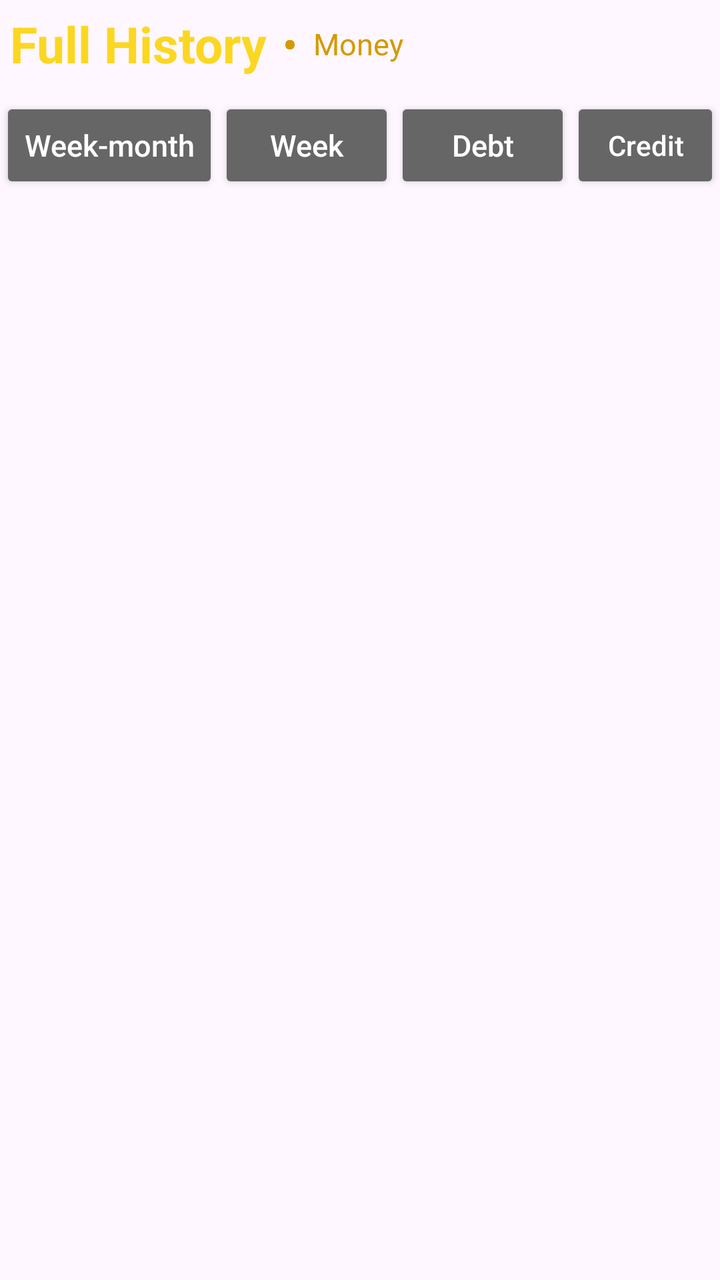
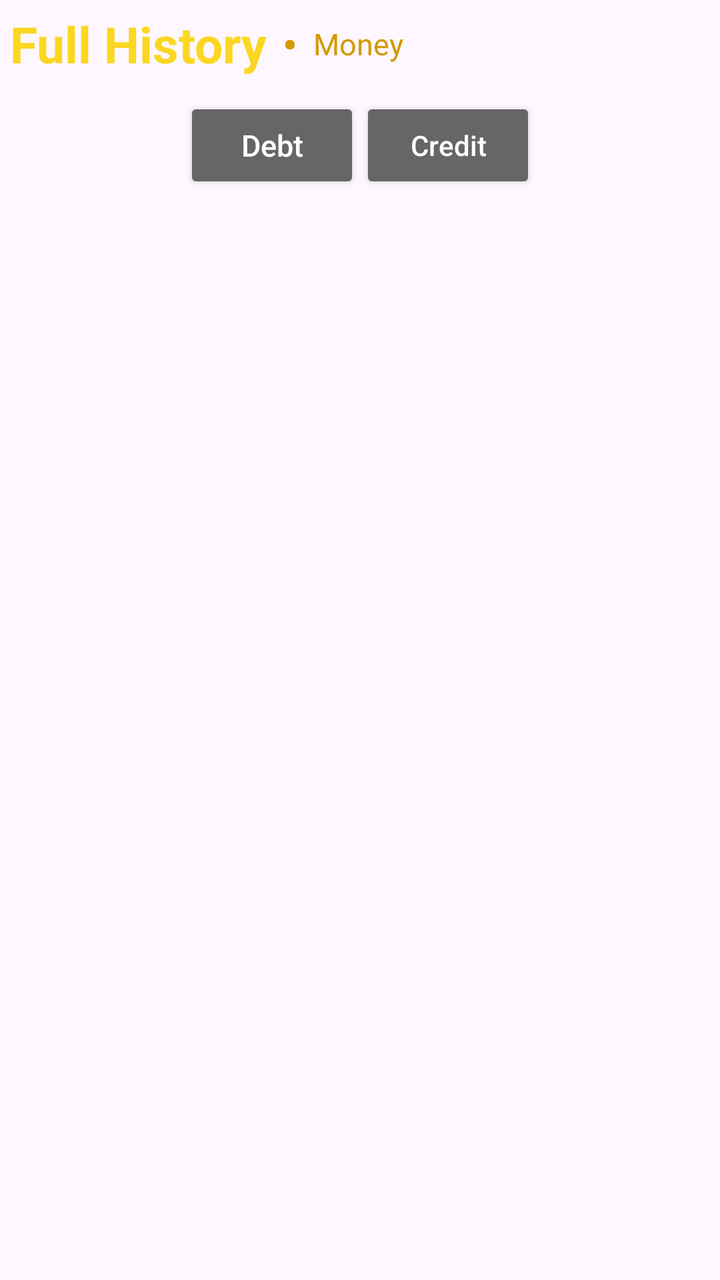

Screens rendered from an Android XML layout before and after an edit, with the pre-edit source and the edit as a unified diff.
<!-- AndroidManifest.xml: application theme Theme.Money -->
<!-- res/layout/ii_history.xml -->
<?xml version="1.0" encoding="utf-8"?>
<androidx.constraintlayout.widget.ConstraintLayout
    xmlns:android="http://schemas.android.com/apk/res/android"
    xmlns:app="http://schemas.android.com/apk/res-auto"
    android:layout_width="match_parent"
    android:layout_height="match_parent">

    
    <LinearLayout
        android:id="@+id/main_action_bar"

        android:layout_width="wrap_content"
        android:layout_height="wrap_content"
        android:gravity="center"
        android:orientation="horizontal"

        app:layout_constraintStart_toStartOf="parent"
        app:layout_constraintTop_toTopOf="parent">

        
        <TextView
            android:id="@+id/b_ab_history"
            android:text="@string/b_ab_history"

            android:layout_width="wrap_content"
            android:layout_height="wrap_content"

            android:padding="5dp"
            android:textStyle="bold"
            android:textSize="25sp"
            android:textColor="#fbd722"/>

        
        <TextView
            android:text="@string/ab_separator"

            android:layout_width="wrap_content"
            android:layout_height="wrap_content"

            android:padding="3dp"
            android:textStyle="bold"
            android:textSize="20sp"
            android:textColor="#d39a00"/>

        
        <TextView
            android:id="@+id/ab_money"
            android:text="@string/ab_money"

            android:layout_width="wrap_content"
            android:layout_height="wrap_content"

            android:padding="5dp"
            android:textSize="15sp"
            android:textColor="#d39a00"

            android:clickable="true"
            android:focusable="true"/>
    </LinearLayout>

    
    <ScrollView
        android:id="@+id/no"

        android:layout_width="0dp"
        android:layout_height="0dp"
        app:layout_constraintTop_toBottomOf="@id/main_action_bar"
        app:layout_constraintBottom_toBottomOf="parent"
        app:layout_constraintStart_toStartOf="parent"
        app:layout_constraintEnd_toEndOf="parent">

        
        <LinearLayout
            android:id="@+id/button_bar"

            android:layout_width="match_parent"
            android:layout_height="wrap_content"
            android:gravity="center"
            android:orientation="horizontal"
            android:layout_marginTop="5dp">

            
            <androidx.appcompat.widget.AppCompatButton
                android:id="@+id/b_ab_wm"
                android:text="@string/b_ab_wm"

                android:layout_width="wrap_content"
                android:layout_height="wrap_content"
                android:backgroundTint="#666666"

                android:textColor="#FFFFFF"
                android:textSize="15sp"
                android:textAllCaps="false" />

            
            <androidx.appcompat.widget.AppCompatButton
                android:id="@+id/b_ab_week"
                android:text="@string/b_ab_week"

                android:layout_width="wrap_content"
                android:layout_height="wrap_content"
                android:backgroundTint="#666666"

                android:textColor="#FFFFFF"
                android:textSize="15sp"
                android:textAllCaps="false"/>

            
            <androidx.appcompat.widget.AppCompatButton
                android:id="@+id/b_ab_debt"
                android:text="@string/b_ab_debt"

                android:layout_width="wrap_content"
                android:layout_height="wrap_content"
                android:backgroundTint="#666666"

                android:textColor="#FFFFFF"
                android:textSize="15sp"
                android:textAllCaps="false"/>

            
            <androidx.appcompat.widget.AppCompatButton
                android:id="@+id/b_ab_credit"
                android:text="@string/b_ab_credit"

                android:layout_width="wrap_content"
                android:layout_height="wrap_content"
                android:backgroundTint="#666666"

                android:textColor="#FFFFFF"
                android:textAllCaps="false"/>
        </LinearLayout>
    </ScrollView>

    
    <ScrollView
        android:id="@+id/scroll_view"
        android:layout_width="0dp"
        android:layout_height="0dp"
        app:layout_constraintBottom_toBottomOf="parent"
        app:layout_constraintStart_toStartOf="parent"
        app:layout_constraintEnd_toEndOf="parent"
        android:layout_marginTop="48dp"
        app:layout_constraintTop_toBottomOf="@id/main_action_bar">
    </ScrollView>
</androidx.constraintlayout.widget.ConstraintLayout>
<!-- resources referenced by this layout -->
<resources>
  <string name="ab_money">        Money</string>
  <string name="ab_separator">    •</string>
  <string name="b_ab_credit">     Credit</string>
  <string name="b_ab_debt">       Debt</string>
  <string name="b_ab_history">    Full History</string>
  <string name="b_ab_week">       Week</string>
  <string name="b_ab_wm">         Week-month</string>
  <style name="Theme.Money" parent="Theme.Material3.DayNight.NoActionBar">
          
          <item name="colorPrimary">@color/purple_500</item>
          <item name="colorPrimaryVariant">@color/purple_700</item>
          <item name="colorOnPrimary">@color/white</item>
          
          <item name="colorSecondary">@color/teal_200</item>
          <item name="colorSecondaryVariant">@color/teal_700</item>
          <item name="colorOnSecondary">@color/black</item>
          
          <item name="android:statusBarColor">?attr/colorPrimaryVariant</item>
          
      </style>
  <color name="purple_500">#d39a00</color>
  <color name="purple_700">#d39a00</color>
  <color name="white">#FFFFFFFF</color>
  <color name="teal_200">#fbd722</color>
  <color name="teal_700">#fbd722</color>
  <color name="black">#FF000000</color>
</resources>

<!-- the commit's change to res/layout/ii_history.xml (unified diff, before → after) -->
@@ -59,7 +59,7 @@
     </LinearLayout>
 
     
-    <ScrollView
+    <LinearLayout
         android:id="@+id/no"
 
         android:layout_width="0dp"
@@ -78,32 +78,6 @@
             android:gravity="center"
             android:orientation="horizontal"
             android:layout_marginTop="5dp">
-
-            
-            <androidx.appcompat.widget.AppCompatButton
-                android:id="@+id/b_ab_wm"
-                android:text="@string/b_ab_wm"
-
-                android:layout_width="wrap_content"
-                android:layout_height="wrap_content"
-                android:backgroundTint="#666666"
-
-                android:textColor="#FFFFFF"
-                android:textSize="15sp"
-                android:textAllCaps="false" />
-
-            
-            <androidx.appcompat.widget.AppCompatButton
-                android:id="@+id/b_ab_week"
-                android:text="@string/b_ab_week"
-
-                android:layout_width="wrap_content"
-                android:layout_height="wrap_content"
-                android:backgroundTint="#666666"
-
-                android:textColor="#FFFFFF"
-                android:textSize="15sp"
-                android:textAllCaps="false"/>
 
             
             <androidx.appcompat.widget.AppCompatButton
@@ -130,7 +104,7 @@
                 android:textColor="#FFFFFF"
                 android:textAllCaps="false"/>
         </LinearLayout>
-    </ScrollView>
+    </LinearLayout>
 
     
     <ScrollView
<!-- resource entries referenced after the edit -->
@@ -5,8 +5,6 @@
   <string name="b_ab_credit">     Credit</string>
   <string name="b_ab_debt">       Debt</string>
   <string name="b_ab_history">    Full History</string>
-  <string name="b_ab_week">       Week</string>
-  <string name="b_ab_wm">         Week-month</string>
   <style name="Theme.Money" parent="Theme.Material3.DayNight.NoActionBar">
           
           <item name="colorPrimary">@color/purple_500</item>
